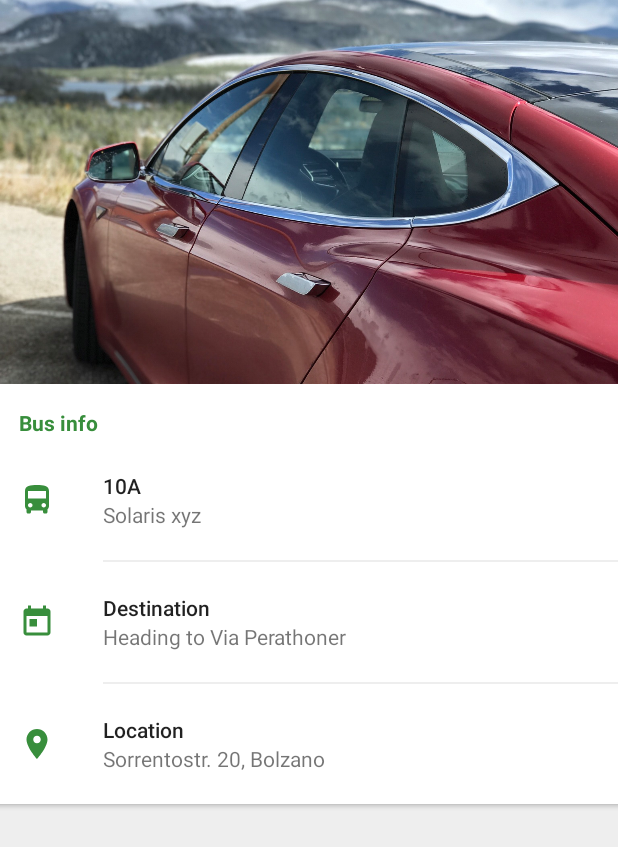
After one commit to ShopIt-Developments/mobility-android, an Android app: the layout activity_bus_details.xml on its own in the app's theme, with its tools: preview values and no code run, on a phone screen of 412 x 824 dp. The commit adds this screen. Shown: the top 847 px of the screen. Run offline under Robolectric (Android 15) with nearby library versions, the phone set to English and light mode, and no system bars.

```diff
--- a/app/src/main/java/com/mobility/android/Config.java
+++ b/app/src/main/java/com/mobility/android/Config.java
@@ -8,4 +8,5 @@ public class Config {
     };
 
     public static final String EXTRA_VEHICLE = "com.mobility.android.EXTRA_VEHICLE";
+    public static final String EXTRA_BUS = "com.mobility.android.EXTRA_BUS";
 }
--- a/app/src/main/java/com/mobility/android/data/network/model/VehicleObject.java
+++ b/app/src/main/java/com/mobility/android/data/network/model/VehicleObject.java
@@ -24,7 +24,7 @@ public class VehicleObject extends MapObject {
     @SerializedName("qr_code")
     public String qrCode;
 
-    public boolean booked;
+    public String borrower;
 
     public VehicleObject() {
     }
@@ -42,7 +42,7 @@ public class VehicleObject extends MapObject {
         licencePlate = in.readString();
         qrCode = in.readString();
         owner = in.readString();
-        booked = in.readByte() == 1;
+        borrower = in.readString();
     }
 
     @Override
@@ -59,7 +59,7 @@ public class VehicleObject extends MapObject {
         dest.writeString(licencePlate);
         dest.writeString(qrCode);
         dest.writeString(owner);
-        dest.writeByte((byte) (booked ? 1 : 0));
+        dest.writeString(borrower);
     }
 
     @Override
@@ -80,7 +80,7 @@ public class VehicleObject extends MapObject {
                 ", pricePerHour=" + pricePerHour +
                 ", licencePlate='" + licencePlate + '\'' +
                 ", qrCode='" + qrCode + '\'' +
-                ", booked='" + booked + '\'' +
+                ", borrower='" + borrower + '\'' +
                 "} " + super.toString();
     }
 
--- a/app/src/main/java/com/mobility/android/ui/MainActivity.java
+++ b/app/src/main/java/com/mobility/android/ui/MainActivity.java
@@ -23,10 +23,10 @@ public class MainActivity extends BaseActivity {
 
     @BindView(R.id.viewpager) ViewPager mViewPager;
     @BindView(R.id.tabs) TabLayout mTabs;
-    @BindView(R.id.toolbar) Toolbar toolbar;
+    @BindView(R.id.toolbar) Toolbar mToolbar;
 
-    private MapFragment mapFragment;
-    private BookedVehiclesFragment bookedFragment;
+    private MapFragment mMapFragment;
+    private BookedVehiclesFragment mBookedFragment;
 
     @Override
     protected void onCreate(@Nullable Bundle savedInstanceState) {
@@ -35,12 +35,12 @@ public class MainActivity extends BaseActivity {
         setContentView(R.layout.activity_main);
         ButterKnife.bind(this);
 
-        mapFragment = new MapFragment();
-        bookedFragment = new BookedVehiclesFragment();
+        mMapFragment = new MapFragment();
+        mBookedFragment = new BookedVehiclesFragment();
 
         TabsAdapter mAdapter = new TabsAdapter(getSupportFragmentManager());
-        mAdapter.addFragment(mapFragment, "Available");
-        mAdapter.addFragment(bookedFragment, "Booked");
+        mAdapter.addFragment(mMapFragment, "Available");
+        mAdapter.addFragment(mBookedFragment, "Booked");
 
         mViewPager.setAdapter(mAdapter);
         mTabs.setupWithViewPager(mViewPager);
@@ -65,7 +65,7 @@ public class MainActivity extends BaseActivity {
     public boolean onOptionsItemSelected(MenuItem item) {
         switch (item.getItemId()) {
             case R.id.action_refresh:
-                mapFragment.parseData();
+                mMapFragment.parseData();
                 return true;
         }
 
--- /dev/null
+++ b/app/src/main/java/com/mobility/android/ui/bus/BusDetailsActivity.java
@@ -0,0 +1,31 @@
+package com.mobility.android.ui.bus;
+
+import android.os.Bundle;
+import android.support.annotation.Nullable;
+import android.support.design.widget.CollapsingToolbarLayout;
+
+import com.mobility.android.R;
+import com.trello.rxlifecycle.components.support.RxAppCompatActivity;
+
+import butterknife.BindView;
+import butterknife.ButterKnife;
+
+/**
+ * Created on 16.10.2016.
+ *
+ * @author Martin
+ */
+public class BusDetailsActivity extends RxAppCompatActivity {
+
+    @BindView(R.id.collapsing_toolbar) CollapsingToolbarLayout collapsingToolbarLayout;
+
+
+
+    @Override
+    protected void onCreate(@Nullable Bundle savedInstanceState) {
+        super.onCreate(savedInstanceState);
+
+        setContentView(R.layout.activity_bus_details);
+        ButterKnife.bind(this);
+    }
+}
--- a/app/src/main/java/com/mobility/android/ui/map/MapFragment.java
+++ b/app/src/main/java/com/mobility/android/ui/map/MapFragment.java
@@ -47,6 +47,7 @@ import com.mobility.android.data.network.model.MapObject;
 import com.mobility.android.data.network.model.VehicleObject;
 import com.mobility.android.data.network.response.MapResponse;
 import com.mobility.android.ui.BaseActivity;
+import com.mobility.android.ui.bus.BusDetailsActivity;
 import com.mobility.android.ui.vehicle.VehicleDetailsActivity;
 import com.mobility.android.ui.widget.BottomSheet;
 import com.mobility.android.ui.widget.NestedSwipeRefreshLayout;
@@ -481,8 +482,16 @@ public class MapFragment extends RxFragment implements OnMapReadyCallback,
         behavior = BottomSheet.from(bottomSheet, state);
 
         bottomSheet.setOnClickListener(v -> {
-            Intent intent = new Intent(getActivity(), VehicleDetailsActivity.class);
-            intent.putExtra(Config.EXTRA_VEHICLE, selectedItem);
+            Intent intent;
+            if (selectedItem instanceof VehicleObject) {
+                intent = new Intent(getActivity(), VehicleDetailsActivity.class);
+                intent.putExtra(Config.EXTRA_VEHICLE, selectedItem);
+            } else if (selectedItem instanceof BusObject){
+                intent = new Intent(getActivity(), BusDetailsActivity.class);
+                intent.putExtra(Config.EXTRA_BUS, selectedItem);
+            } else {
+                return;
+            }
             startActivity(intent);
         });
 
--- a/app/src/main/java/com/mobility/android/ui/vehicle/BookedVehiclesAdapter.java
+++ b/app/src/main/java/com/mobility/android/ui/vehicle/BookedVehiclesAdapter.java
@@ -31,7 +31,9 @@ class BookedVehiclesAdapter extends RecyclerView.Adapter<BookedVehiclesAdapter.M
 
     void setItems(List<VehicleObject> items) {
         mItems.clear();
-        mItems.addAll(items);
+        if (items != null) {
+            mItems.addAll(items);
+        }
         notifyDataSetChanged();
     }
 
--- a/app/src/main/java/com/mobility/android/ui/vehicle/VehicleDetailsActivity.java
+++ b/app/src/main/java/com/mobility/android/ui/vehicle/VehicleDetailsActivity.java
@@ -93,7 +93,7 @@ public class VehicleDetailsActivity extends AppCompatActivity {
             bookButton.setVisibility(View.VISIBLE);
         }
 
-        if (vehicle.booked) {
+        if (vehicle.borrower != null && !vehicle.borrower.isEmpty()) { // TODO: 16.10.2016 Check if this works
             payButton.setVisibility(View.VISIBLE);
         } else {
             payButton.setVisibility(View.GONE);
--- /dev/null
+++ b/app/src/main/res/layout/activity_bus_details.xml
@@ -0,0 +1,231 @@
+<android.support.design.widget.CoordinatorLayout
+    xmlns:android="http://schemas.android.com/apk/res/android"
+    xmlns:app="http://schemas.android.com/apk/res-auto"
+    android:id="@+id/main_content"
+    android:layout_width="match_parent"
+    android:layout_height="match_parent"
+    android:fitsSystemWindows="true">
+
+    <android.support.design.widget.AppBarLayout
+        android:layout_width="match_parent"
+        android:layout_height="256dp"
+        android:fitsSystemWindows="true"
+        android:theme="@style/ThemeOverlay.AppCompat.Dark.ActionBar">
+
+        <android.support.design.widget.CollapsingToolbarLayout
+            android:id="@+id/collapsing_toolbar"
+            android:layout_width="match_parent"
+            android:layout_height="match_parent"
+            android:fitsSystemWindows="true"
+            app:collapsedTitleTextAppearance="@style/CollapsingToolbar.Collapsed"
+            app:contentScrim="?attr/colorPrimary"
+            app:layout_scrollFlags="scroll|exitUntilCollapsed">
+
+            <ImageView
+                android:id="@+id/backdrop"
+                android:layout_width="match_parent"
+                android:layout_height="match_parent"
+                android:fitsSystemWindows="true"
+                android:scaleType="centerCrop"
+                android:src="@drawable/tesla_background"
+                app:layout_collapseMode="parallax"/>
+
+            <android.support.v7.widget.Toolbar
+                android:id="@+id/toolbar"
+                android:layout_width="match_parent"
+                android:layout_height="?attr/actionBarSize"
+                android:elevation="4dp"
+                android:theme="@style/ToolbarOverlay"
+                app:layout_collapseMode="pin"
+                app:popupTheme="@style/MenuOverlay"/>
+
+        </android.support.design.widget.CollapsingToolbarLayout>
+
+    </android.support.design.widget.AppBarLayout>
+
+    <android.support.v4.widget.NestedScrollView
+        android:layout_width="match_parent"
+        android:layout_height="match_parent"
+        app:layout_behavior="@string/appbar_scrolling_view_behavior">
+
+        <LinearLayout
+            android:layout_width="match_parent"
+            android:layout_height="wrap_content"
+            android:orientation="vertical">
+
+            <android.support.v7.widget.CardView
+                android:layout_width="match_parent"
+                android:layout_height="wrap_content"
+                android:layout_marginBottom="16dp"
+                android:layout_marginEnd="@dimen/card_margin_full_width"
+                android:layout_marginLeft="@dimen/card_margin_full_width"
+                android:layout_marginRight="@dimen/card_margin_full_width"
+                android:layout_marginStart="@dimen/card_margin_full_width"
+                android:clickable="true"
+                android:foreground="?attr/selectableItemBackground"
+                app:cardBackgroundColor="@color/card_background"
+                app:cardCornerRadius="0dp">
+
+                <LinearLayout
+                    android:layout_width="match_parent"
+                    android:layout_height="match_parent"
+                    android:layout_marginBottom="8dp"
+                    android:orientation="vertical">
+
+                    <TextView
+                        android:id="@+id/bus_details_card_title"
+                        android:layout_width="wrap_content"
+                        android:layout_height="wrap_content"
+                        android:layout_marginBottom="2dp"
+                        android:layout_marginStart="16dp"
+                        android:layout_marginTop="16dp"
+                        android:text="@string/bus_info"
+                        android:textColor="?colorAccent"
+                        android:textStyle="bold"/>
+
+                    <RelativeLayout
+                        android:layout_width="match_parent"
+                        android:layout_height="64dp"
+                        android:layout_marginTop="8dp">
+
+                        <ImageView
+                            android:id="@+id/bus_details_card_icon_1"
+                            android:layout_width="24dp"
+                            android:layout_height="24dp"
+                            android:layout_centerVertical="true"
+                            android:layout_marginStart="16dp"
+                            android:src="@drawable/ic_directions_bus_white_24dp"
+                            android:tint="?colorAccent"/>
+
+                        <LinearLayout
+                            android:layout_width="wrap_content"
+                            android:layout_height="wrap_content"
+                            android:layout_centerVertical="true"
+                            android:layout_marginStart="72dp"
+                            android:orientation="vertical">
+
+                            <TextView
+                                android:id="@+id/bus_details_line"
+                                android:layout_width="wrap_content"
+                                android:layout_height="wrap_content"
+                                android:fontFamily="sans-serif-medium"
+                                android:text="10A"
+                                android:textColor="@color/text_primary"/>
+
+                            <TextView
+                                android:id="@+id/bus_details_name"
+                                android:layout_width="wrap_content"
+                                android:layout_height="wrap_content"
+                                android:text="Solaris xyz"
+                                android:textColor="@color/text_secondary"/>
+
+                        </LinearLayout>
+
+                    </RelativeLayout>
+
+                    <View
+                        android:layout_width="match_parent"
+                        android:layout_height="1dp"
+                        android:layout_marginLeft="72dp"
+                        android:layout_marginStart="72dp"
+                        android:layout_marginTop="8dp"
+                        android:background="@color/divider_light"/>
+
+                    <RelativeLayout
+                        android:layout_width="match_parent"
+                        android:layout_height="64dp"
+                        android:layout_marginTop="8dp">
+
+                        <ImageView
+                            android:id="@+id/bus_details_card_icon_3"
+                            android:layout_width="24dp"
+                            android:layout_height="24dp"
+                            android:layout_centerVertical="true"
+                            android:layout_marginLeft="16dp"
+                            android:layout_marginStart="16dp"
+                            android:src="@drawable/ic_today_white_24dp"
+                            android:tint="?colorAccent"/>
+
+                        <LinearLayout
+                            android:layout_width="wrap_content"
+                            android:layout_height="wrap_content"
+                            android:layout_centerVertical="true"
+                            android:layout_marginLeft="72dp"
+                            android:layout_marginStart="72dp"
+                            android:orientation="vertical">
+
+                            <TextView
+                                android:layout_width="wrap_content"
+                                android:layout_height="wrap_content"
+                                android:fontFamily="sans-serif-medium"
+                                android:text="Destination"
+                                android:textColor="@color/text_primary"/>
+
+                            <TextView
+                                android:id="@+id/bus_details_availability"
+                                android:layout_width="wrap_content"
+                                android:layout_height="wrap_content"
+                                android:text="Heading to Via Perathoner"
+                                android:textColor="@color/text_secondary"/>
+
+                        </LinearLayout>
+
+                    </RelativeLayout>
+
+                    <View
+                        android:layout_width="match_parent"
+                        android:layout_height="1dp"
+                        android:layout_marginLeft="72dp"
+                        android:layout_marginStart="72dp"
+                        android:layout_marginTop="8dp"
+                        android:background="@color/divider_light"/>
+
+                    <RelativeLayout
+                        android:layout_width="match_parent"
+                        android:layout_height="64dp"
+                        android:layout_marginTop="8dp">
+
+                        <ImageView
+                            android:layout_width="24dp"
+                            android:layout_height="24dp"
+                            android:layout_centerVertical="true"
+                            android:layout_marginLeft="16dp"
+                            android:layout_marginStart="16dp"
+                            android:src="@drawable/ic_place_white_24dp"
+                            android:tint="?colorAccent"/>
+
+                        <LinearLayout
+                            android:layout_width="wrap_content"
+                            android:layout_height="wrap_content"
+                            android:layout_centerVertical="true"
+                            android:layout_marginLeft="72dp"
+                            android:layout_marginStart="72dp"
+                            android:orientation="vertical">
+
+                            <TextView
+                                android:layout_width="wrap_content"
+                                android:layout_height="wrap_content"
+                                android:fontFamily="sans-serif-medium"
+                                android:text="Location"
+                                android:textColor="@color/text_primary"/>
+
+                            <TextView
+                                android:id="@+id/bus_details_location"
+                                android:layout_width="wrap_content"
+                                android:layout_height="wrap_content"
+                                android:text="Sorrentostr. 20, Bolzano"
+                                android:textColor="@color/text_secondary"/>
+
+                        </LinearLayout>
+
+                    </RelativeLayout>
+
+                </LinearLayout>
+
+            </android.support.v7.widget.CardView>
+
+        </LinearLayout>
+
+    </android.support.v4.widget.NestedScrollView>
+
+</android.support.design.widget.CoordinatorLayout>
--- a/app/src/main/res/values/strings.xml
+++ b/app/src/main/res/values/strings.xml
@@ -41,5 +41,6 @@
     <string name="driven_time">Driven time</string>
     <string name="rented_cars">Rented cars</string>
     <string name="borrowed_cars">Borrowed cars</string>
+    <string name="bus_info">Bus info</string>
 
 </resources>
```
Also changed, not shown: app/src/main/AndroidManifest.xml (+19 -8 lines).
